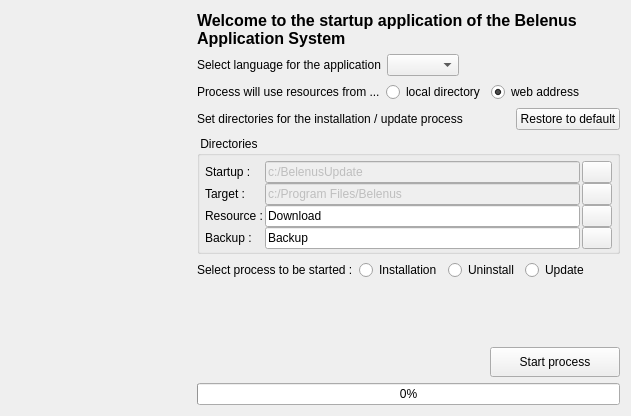
Before: the Qt Designer form Startup/mainwindow.ui in tbikfalvi/Belenus, drawn with Qt 5.
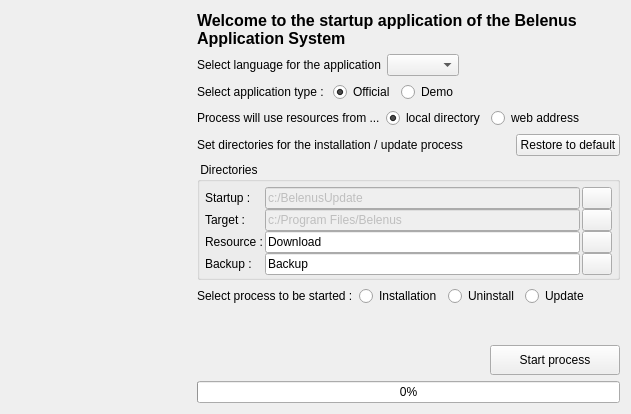
After: the same form once the commit is applied. Icons and pictures are not drawn.

```diff
--- a/Startup/mainwindow.ui
+++ b/Startup/mainwindow.ui
@@ -7,14 +7,14 @@
     <x>0</x>
     <y>0</y>
     <width>631</width>
-    <height>416</height>
+    <height>414</height>
    </rect>
   </property>
   <property name="windowTitle">
    <string>Belenus Software System startup application</string>
   </property>
   <widget class="QWidget" name="centralWidget">
-   <layout class="QHBoxLayout" name="horizontalLayout_5">
+   <layout class="QHBoxLayout" name="horizontalLayout_6">
     <item>
      <layout class="QVBoxLayout" name="verticalLayout">
       <item>
@@ -106,6 +106,53 @@
         </item>
        </layout>
       </item>
+      <item>
+       <layout class="QHBoxLayout" name="horizontalLayout_5">
+        <item>
+         <widget class="QLabel" name="lblApplicationType">
+          <property name="text">
+           <string>Select application type : </string>
+          </property>
+         </widget>
+        </item>
+        <item>
+         <widget class="QRadioButton" name="rbAppOfficial">
+          <property name="text">
+           <string>Official</string>
+          </property>
+          <property name="checked">
+           <bool>true</bool>
+          </property>
+          <attribute name="buttonGroup">
+           <string notr="true">buttonGroup_2</string>
+          </attribute>
+         </widget>
+        </item>
+        <item>
+         <widget class="QRadioButton" name="rbAppDemo">
+          <property name="text">
+           <string>Demo</string>
+          </property>
+          <attribute name="buttonGroup">
+           <string notr="true">buttonGroup_2</string>
+          </attribute>
+         </widget>
+        </item>
+        <item>
+         <spacer name="horizontalSpacer_5">
+          <property name="orientation">
+           <enum>Qt::Horizontal</enum>
+          </property>
+          <property name="sizeHint" stdset="0">
+           <size>
+            <width>40</width>
+            <height>20</height>
+           </size>
+          </property>
+         </spacer>
+        </item>
+       </layout>
+      </item>
       <item>
        <layout class="QHBoxLayout" name="horizontalLayout">
         <item>
@@ -120,6 +167,9 @@
           <property name="text">
            <string>local directory</string>
           </property>
+          <property name="checked">
+           <bool>true</bool>
+          </property>
          </widget>
         </item>
         <item>
@@ -128,7 +178,7 @@
            <string>web address</string>
           </property>
           <property name="checked">
-           <bool>true</bool>
+           <bool>false</bool>
           </property>
          </widget>
         </item>
```
Left out of the diff: 13 changed lines with no effect on the pictures.
